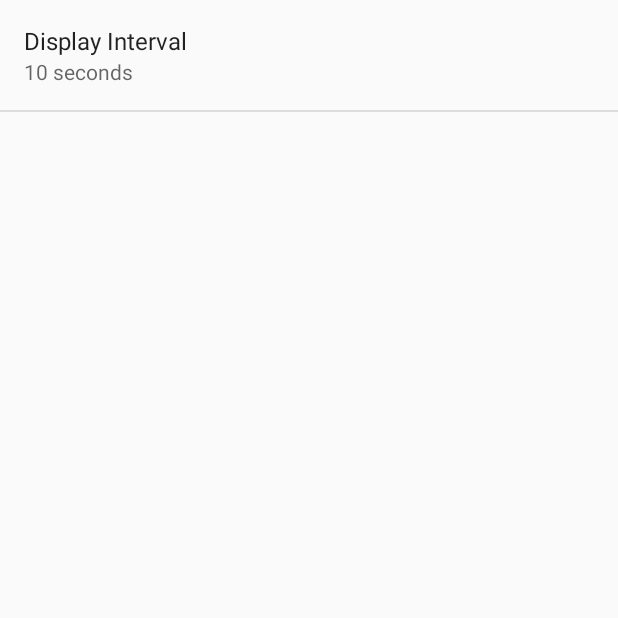
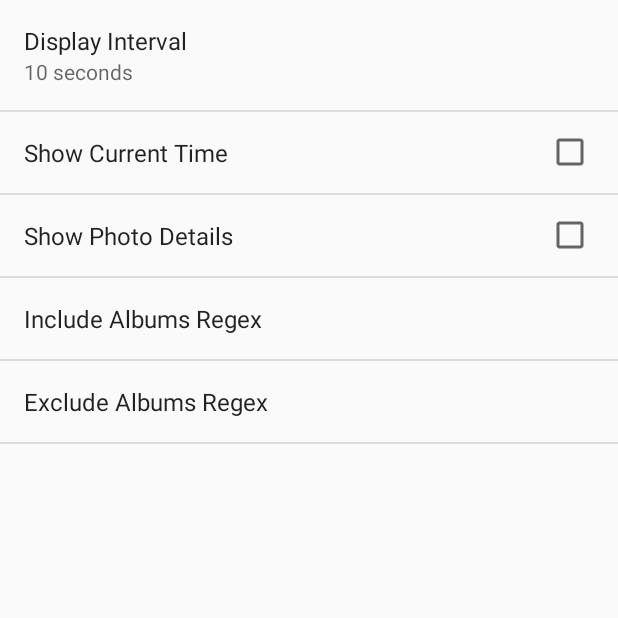
Before and after one commit to xandrewrampulla/GPhotoSlideshow, an Android app: the SettingsActivity screen opened directly, with no data from a screen before it, after a tap on "General", on a phone screen of 412 x 824 dp, the top half of it. Run offline under Robolectric (Android 15) with nearby library versions, the phone set to English and light mode, and no system bars.

Commit message:
Added include/exclude pattern, boolean for show time, boolean for show photo description

```diff
--- a/app/src/main/java/com/drampulla/gphotoslideshow/PreferenceConstants.java
+++ b/app/src/main/java/com/drampulla/gphotoslideshow/PreferenceConstants.java
@@ -7,5 +7,11 @@ package com.drampulla.gphotoslideshow;
 public interface PreferenceConstants {
 
     String DISPLAY_INTERVAL_KEY = "display_interval";
+    String SLIDESHOW_INDEX = "slideshow_index";
+
+    String SHOW_TIME = "showTimePreference";
+    String SHOW_PHOTO_DESCRIPTION = "showPhotoDescriptionPreference";
+    String INCLUDE_REGEX = "includeAlbumRegex";
+    String EXCLUDE_REGEX = "excludeAlbumRegex";
 
 }
--- a/app/src/main/java/com/drampulla/gphotoslideshow/SettingsActivity.java
+++ b/app/src/main/java/com/drampulla/gphotoslideshow/SettingsActivity.java
@@ -4,12 +4,14 @@ package com.drampulla.gphotoslideshow;
 import android.annotation.TargetApi;
 import android.content.Context;
 import android.content.Intent;
+import android.content.SharedPreferences;
 import android.content.res.Configuration;
 import android.media.Ringtone;
 import android.media.RingtoneManager;
 import android.net.Uri;
 import android.os.Build;
 import android.os.Bundle;
+import android.preference.CheckBoxPreference;
 import android.preference.ListPreference;
 import android.preference.Preference;
 import android.preference.PreferenceActivity;
@@ -54,7 +56,8 @@ public class SettingsActivity extends AppCompatPreferenceActivity {
                         index >= 0
                                 ? listPreference.getEntries()[index]
                                 : null);
-
+            } else if (preference instanceof CheckBoxPreference) {
+                ((CheckBoxPreference) preference).setChecked(Boolean.parseBoolean(stringValue));
             } else {
                 // For all other preferences, set the summary to the value's
                 // simple string representation.
@@ -86,12 +89,29 @@ public class SettingsActivity extends AppCompatPreferenceActivity {
         // Set the listener to watch for value changes.
         preference.setOnPreferenceChangeListener(sBindPreferenceSummaryToValueListener);
 
+        SharedPreferences sharedPreferences = PreferenceManager.getDefaultSharedPreferences(preference.getContext());
+        Object prefValue = null;
+
+        switch (preference.getKey()) {
+            case PreferenceConstants.SLIDESHOW_INDEX:
+                prefValue = (Integer) sharedPreferences.getInt(preference.getKey(), 0);
+                break;
+            case PreferenceConstants.SHOW_TIME:
+            case PreferenceConstants.SHOW_PHOTO_DESCRIPTION:
+                prefValue = sharedPreferences.getBoolean(preference.getKey(), false);
+                break;
+            case PreferenceConstants.DISPLAY_INTERVAL_KEY:
+            case PreferenceConstants.INCLUDE_REGEX:
+            case PreferenceConstants.EXCLUDE_REGEX:
+                prefValue = sharedPreferences.getString(preference.getKey(), "");
+                break;
+            default:
+                throw new RuntimeException("Unknown preference " + preference.getKey());
+        }
+
         // Trigger the listener immediately with the preference's
         // current value.
-        sBindPreferenceSummaryToValueListener.onPreferenceChange(preference,
-                PreferenceManager
-                        .getDefaultSharedPreferences(preference.getContext())
-                        .getString(preference.getKey(), ""));
+        sBindPreferenceSummaryToValueListener.onPreferenceChange(preference, prefValue);
     }
 
     @Override
@@ -154,6 +174,10 @@ public class SettingsActivity extends AppCompatPreferenceActivity {
             // updated to reflect the new value, per the Android Design
             // guidelines.
             bindPreferenceSummaryToValue(findPreference(PreferenceConstants.DISPLAY_INTERVAL_KEY));
+            bindPreferenceSummaryToValue(findPreference(PreferenceConstants.SHOW_TIME));
+            bindPreferenceSummaryToValue(findPreference(PreferenceConstants.SHOW_PHOTO_DESCRIPTION));
+            bindPreferenceSummaryToValue(findPreference(PreferenceConstants.INCLUDE_REGEX));
+            bindPreferenceSummaryToValue(findPreference(PreferenceConstants.EXCLUDE_REGEX));
         }
 
         @Override
--- a/app/src/main/res/layout/activity_main.xml
+++ b/app/src/main/res/layout/activity_main.xml
@@ -34,7 +34,7 @@
             android:layout_height="100pt"
             android:gravity="left"
             android:keepScreenOn="true"
-            android:text="Photo Details Go Here!"
+            android:text=""
             android:textColor="#FFFFFF"
             android:textSize="14sp"
             android:textStyle="bold" />
@@ -45,7 +45,7 @@
             android:layout_height="match_parent"
             android:gravity="right"
             android:keepScreenOn="true"
-            android:text="TIME GOES HERE"
+            android:text=""
             android:textColor="#FFFFFF"
             android:textSize="14sp"
             android:textStyle="bold" />
--- a/app/src/main/res/values/strings.xml
+++ b/app/src/main/res/values/strings.xml
@@ -24,6 +24,12 @@
         <item>120</item>
     </string-array>
     <string name="pref_slideshowsettings_display_interval_title">Display Interval</string>
+
+    <string name="pref_show_time">Show Current Time</string>
+    <string name="pref_show_photo_description">Show Photo Details</string>
+    <string name="pref_include_album_regex">Include Albums Regex</string>
+    <string name="pref_exclude_album_regex">Exclude Albums Regex</string>
+
 
     <string name="pref_title_sync_frequency">Sync frequency</string>
     <string-array name="pref_sync_frequency_titles">
--- a/app/src/main/res/xml/pref_slideshowsettings.xml
+++ b/app/src/main/res/xml/pref_slideshowsettings.xml
@@ -4,11 +4,34 @@
 
 
     <ListPreference
+        android:key="display_interval"
         android:defaultValue="10"
         android:entries="@array/pref_slideshowsettings_display_interval_titles"
         android:entryValues="@array/pref_slideshowsettings_display_interval_values"
-        android:key="display_interval"
         android:title="@string/pref_slideshowsettings_display_interval_title"
         />
+    <CheckBoxPreference
+        android:key="showTimePreference"
+        android:title="@string/pref_show_time"
+        />
+
+    <CheckBoxPreference
+        android:key="showPhotoDescriptionPreference"
+        android:title="@string/pref_show_photo_description"/>
+
+    <EditTextPreference
+        android:key="includeAlbumRegex"
+        android:title="@string/pref_include_album_regex"
+        android:autoText="false"
+        android:editable="true"
+        android:lines="10"/>
+
+    <EditTextPreference
+        android:key="excludeAlbumRegex"
+        android:title="@string/pref_exclude_album_regex"
+        android:autoText="false"
+        android:editable="true"
+        android:lines="10"/>
+
 
 </PreferenceScreen>
```
Also changed, not shown: app/src/main/java/com/drampulla/gphotoslideshow/ChangeSlideScheduledJob.java (+9 -5 lines), app/src/main/java/com/drampulla/gphotoslideshow/PicasaManager.java (+10 -1 lines), app/src/main/java/com/drampulla/gphotoslideshow/SlideshowIterator.java (+69 -7 lines), app/src/main/java/com/drampulla/gphotoslideshow/UpdateTimeTimerTask.java (+6 -1 lines), 1 other file.
